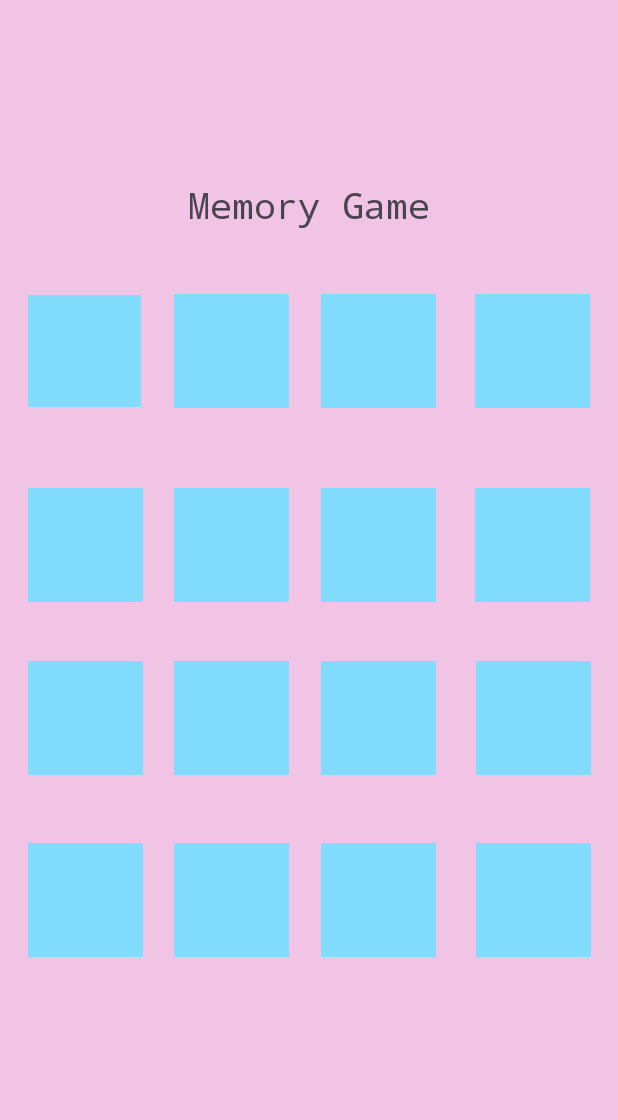
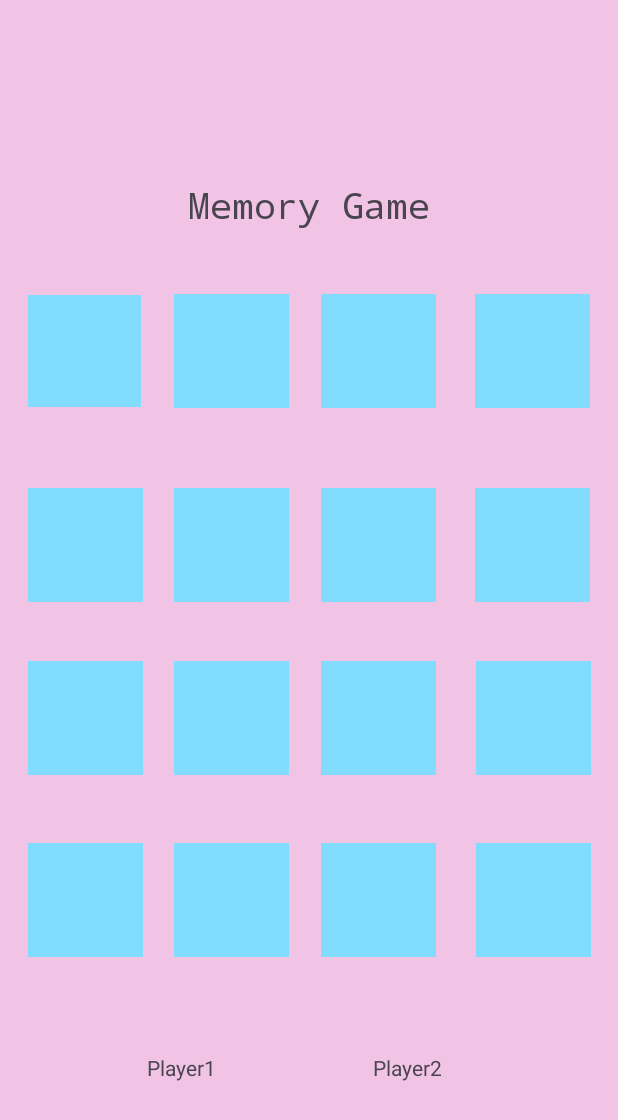
Before and after one commit to almasteinman/MemoryGame, an Android app: the screen it shows after launch (MainActivity), on a phone screen of 412 x 824 dp. Shown: the top 1120 px of the screen. Run offline under Robolectric (Android 15) with nearby library versions, the phone set to English and light mode, and no system bars.

Commit message:
display players score

```diff
--- a/app/src/main/java/com/example/memorygame/MainActivity.java
+++ b/app/src/main/java/com/example/memorygame/MainActivity.java
@@ -8,6 +8,7 @@ import android.os.Bundle;
 import android.view.View;
 import android.widget.ImageView;
 import android.util.Log;
+import android.widget.TextView;
 
 public class MainActivity extends AppCompatActivity {
 
@@ -143,6 +144,8 @@ public class MainActivity extends AppCompatActivity {
     }
 
 
+
+
        public void turnEnd1(View view) throws InterruptedException {
            if(count == 1) {
                Log.e("XXXXX", "count = " + count);
@@ -158,12 +161,18 @@ public class MainActivity extends AppCompatActivity {
                 {
                     if(turn.equals("counterPlayer1")) {
                         counterPlayer1++;
+                        String p1 = String.valueOf(counterPlayer1);
+                        TextView tv1 = findViewById(R.id.textView1);
+                        tv1.setText(p1.toString());
                         Log.e("XXXXX", "counterPlayer1 = " + counterPlayer1);
                         turn= "counterPlayer2";
                         Log.e("XXXXX", "counterPlayer2 turn:");
                     }
                     else {
                        counterPlayer2++;
+                        String p2 = String.valueOf(counterPlayer2);
+                        TextView tv2 = findViewById(R.id.textView2);
+                        tv2.setText(p2.toString());
                         Log.e("XXXXX", "counterPlayer2 = " + counterPlayer2);
                        turn="counterPlayer1";
                         Log.e("XXXXX", "counterPlayer1 turn:");
@@ -184,11 +193,6 @@ public class MainActivity extends AppCompatActivity {
 
                 }
                 count=0;
-
-
-
-
-
            }
 
        }
--- a/app/src/main/res/layout/activity_main.xml
+++ b/app/src/main/res/layout/activity_main.xml
@@ -260,4 +260,28 @@
         app:layout_constraintVertical_bias="0.751"
         app:srcCompat="@drawable/blue_card"
         tools:ignore="ContentDescription,HardcodedText,ImageContrastCheck" />
+
+    <TextView
+        android:id="@+id/textView1"
+        android:layout_width="96dp"
+        android:layout_height="85dp"
+        android:text="Player1"
+        app:layout_constraintBottom_toBottomOf="parent"
+        app:layout_constraintEnd_toEndOf="parent"
+        app:layout_constraintHorizontal_bias="0.311"
+        app:layout_constraintStart_toStartOf="parent"
+        app:layout_constraintTop_toTopOf="parent"
+        app:layout_constraintVertical_bias="0.95" />
+
+    <TextView
+        android:id="@+id/textView2"
+        android:layout_width="96dp"
+        android:layout_height="85dp"
+        android:text="Player2"
+        app:layout_constraintBottom_toBottomOf="parent"
+        app:layout_constraintEnd_toEndOf="parent"
+        app:layout_constraintHorizontal_bias="0.787"
+        app:layout_constraintStart_toStartOf="parent"
+        app:layout_constraintTop_toTopOf="parent"
+        app:layout_constraintVertical_bias="0.95" />
 </androidx.constraintlayout.widget.ConstraintLayout>
```
